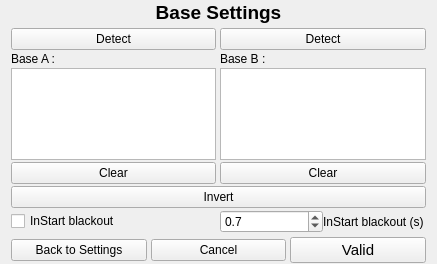
jomarin38/F3FChrono, file F3FChrono/gui/WSettingsBase.ui: the form before one commit.
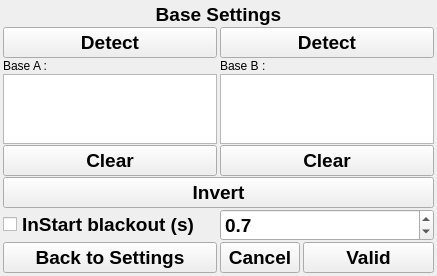
The form after the commit.

Commit message: gui - remove time laps gui - chrono time without decimal during couting up/down gui - button label increase size and bold gui - refly reset ui, remove next pilot function chrono/gui - refly flag validated process

Patch:
```diff
--- a/F3FChrono/gui/WSettingsBase.ui
+++ b/F3FChrono/gui/WSettingsBase.ui
@@ -20,96 +20,112 @@
    <string>Form</string>
   </property>
   <layout class="QGridLayout" name="gridLayout">
+   <property name="leftMargin">
+    <number>3</number>
+   </property>
    <property name="topMargin">
-    <number>1</number>
+    <number>3</number>
+   </property>
+   <property name="rightMargin">
+    <number>3</number>
    </property>
    <property name="bottomMargin">
-    <number>1</number>
+    <number>3</number>
    </property>
-   <property name="spacing">
+   <property name="horizontalSpacing">
     <number>3</number>
    </property>
-   <item row="0" column="0">
-    <layout class="QVBoxLayout" name="verticalLayout" stretch="0,0,0">
-     <property name="spacing">
-      <number>4</number>
-     </property>
-     <property name="sizeConstraint">
-      <enum>QLayout::SetDefaultConstraint</enum>
-     </property>
-     <item>
-      <layout class="QHBoxLayout" name="horizontalLayout_2">
-       <property name="spacing">
-        <number>2</number>
-       </property>
-       <property name="sizeConstraint">
-        <enum>QLayout::SetDefaultConstraint</enum>
-       </property>
-       <item>
-        <widget class="QLabel" name="label">
-         <property name="font">
-          <font>
-           <pointsize>14</pointsize>
-           <weight>75</weight>
-           <bold>true</bold>
-          </font>
-         </property>
-         <property name="text">
-          <string>Base Settings</string>
-         </property>
-         <property name="alignment">
-          <set>Qt::AlignCenter</set>
-         </property>
-        </widget>
-       </item>
-      </layout>
-     </item>
-     <item>
-      <layout class="QGridLayout" name="gridLayout_2">
        <property name="verticalSpacing">
-        <number>2</number>
-       </property>
-       <item row="0" column="0">
+    <number>1</number>
+   </property>
+   <item row="1" column="0">
         <widget class="QPushButton" name="buttonBaseADetect">
+     <property name="font">
+      <font>
+       <pointsize>14</pointsize>
+       <weight>75</weight>
+       <bold>true</bold>
+      </font>
+     </property>
          <property name="text">
           <string>Detect</string>
          </property>
         </widget>
        </item>
-       <item row="1" column="1">
-        <widget class="QLabel" name="baseB_label">
-         <property name="sizePolicy">
-          <sizepolicy hsizetype="Fixed" vsizetype="Preferred">
-           <horstretch>0</horstretch>
-           <verstretch>0</verstretch>
-          </sizepolicy>
-         </property>
-         <property name="minimumSize">
-          <size>
-           <width>2</width>
-           <height>0</height>
-          </size>
-         </property>
-         <property name="text">
-          <string>Base B : </string>
-         </property>
-        </widget>
-       </item>
-       <item row="3" column="1">
-        <widget class="QPushButton" name="buttonClearB">
-         <property name="text">
-          <string>Clear</string>
-         </property>
-        </widget>
-       </item>
-       <item row="3" column="0">
+   <item row="4" column="0">
         <widget class="QPushButton" name="buttonClearA">
+     <property name="font">
+      <font>
+       <pointsize>14</pointsize>
+       <weight>75</weight>
+       <bold>true</bold>
+      </font>
+     </property>
          <property name="text">
           <string>Clear</string>
          </property>
         </widget>
        </item>
-       <item row="1" column="0">
+   <item row="3" column="0">
+    <widget class="QListWidget" name="listWidget_baseA">
+     <property name="sizePolicy">
+      <sizepolicy hsizetype="Expanding" vsizetype="Expanding">
+       <horstretch>0</horstretch>
+       <verstretch>0</verstretch>
+      </sizepolicy>
+     </property>
+     <property name="font">
+      <font>
+       <pointsize>14</pointsize>
+       <weight>75</weight>
+       <bold>true</bold>
+      </font>
+     </property>
+    </widget>
+   </item>
+   <item row="6" column="0">
+    <widget class="QCheckBox" name="inStartBlackOut">
+     <property name="font">
+      <font>
+       <pointsize>14</pointsize>
+       <weight>75</weight>
+       <bold>true</bold>
+      </font>
+     </property>
+     <property name="text">
+      <string>InStart blackout (s)</string>
+     </property>
+    </widget>
+   </item>
+   <item row="7" column="0">
+    <widget class="QPushButton" name="btn_back">
+     <property name="font">
+      <font>
+       <pointsize>14</pointsize>
+       <weight>75</weight>
+       <bold>true</bold>
+      </font>
+     </property>
+     <property name="text">
+      <string>Back to Settings</string>
+     </property>
+    </widget>
+   </item>
+   <item row="7" column="1">
+    <widget class="QPushButton" name="btn_cancel">
+     <property name="font">
+      <font>
+       <pointsize>14</pointsize>
+       <weight>75</weight>
+       <bold>true</bold>
+      </font>
+     </property>
+     <property name="text">
+      <string>Cancel</string>
+     </property>
+    </widget>
+   </item>
+   <item row="2" column="0">
         <widget class="QLabel" name="baseA_label">
          <property name="sizePolicy">
           <sizepolicy hsizetype="Fixed" vsizetype="Preferred">
@@ -128,14 +144,40 @@
          </property>
         </widget>
        </item>
-       <item row="0" column="1">
-        <widget class="QPushButton" name="buttonBaseBDetect">
-         <property name="text">
-          <string>Detect</string>
-         </property>
-        </widget>
-       </item>
        <item row="2" column="1">
+    <widget class="QLabel" name="baseB_label">
+     <property name="sizePolicy">
+      <sizepolicy hsizetype="Fixed" vsizetype="Preferred">
+       <horstretch>0</horstretch>
+       <verstretch>0</verstretch>
+      </sizepolicy>
+     </property>
+     <property name="minimumSize">
+      <size>
+       <width>2</width>
+       <height>0</height>
+      </size>
+     </property>
+     <property name="text">
+      <string>Base B : </string>
+     </property>
+    </widget>
+   </item>
+   <item row="7" column="2">
+    <widget class="QPushButton" name="btn_valid">
+     <property name="font">
+      <font>
+       <pointsize>14</pointsize>
+       <weight>75</weight>
+       <bold>true</bold>
+      </font>
+     </property>
+     <property name="text">
+      <string>Valid</string>
+     </property>
+    </widget>
+   </item>
+   <item row="3" column="1" colspan="2">
         <widget class="QListWidget" name="listWidget_baseB">
          <property name="sizePolicy">
           <sizepolicy hsizetype="Expanding" vsizetype="Expanding">
@@ -143,29 +185,83 @@
            <verstretch>0</verstretch>
           </sizepolicy>
          </property>
-        </widget>
-       </item>
-       <item row="2" column="0">
-        <widget class="QListWidget" name="listWidget_baseA">
-         <property name="sizePolicy">
-          <sizepolicy hsizetype="Expanding" vsizetype="Expanding">
-           <horstretch>0</horstretch>
-           <verstretch>0</verstretch>
-          </sizepolicy>
-         </property>
-        </widget>
-       </item>
-       <item row="4" column="0" colspan="2">
+     <property name="font">
+      <font>
+       <pointsize>14</pointsize>
+       <weight>75</weight>
+       <bold>true</bold>
+      </font>
+     </property>
+    </widget>
+   </item>
+   <item row="1" column="1" colspan="2">
+    <widget class="QPushButton" name="buttonBaseBDetect">
+     <property name="font">
+      <font>
+       <pointsize>14</pointsize>
+       <weight>75</weight>
+       <bold>true</bold>
+      </font>
+     </property>
+     <property name="text">
+      <string>Detect</string>
+     </property>
+    </widget>
+   </item>
+   <item row="0" column="0" colspan="3">
+    <widget class="QLabel" name="label">
+     <property name="font">
+      <font>
+       <pointsize>14</pointsize>
+       <weight>75</weight>
+       <bold>true</bold>
+      </font>
+     </property>
+     <property name="text">
+      <string>Base Settings</string>
+     </property>
+     <property name="alignment">
+      <set>Qt::AlignCenter</set>
+     </property>
+    </widget>
+   </item>
+   <item row="4" column="1" colspan="2">
+    <widget class="QPushButton" name="buttonClearB">
+     <property name="font">
+      <font>
+       <pointsize>14</pointsize>
+       <weight>75</weight>
+       <bold>true</bold>
+      </font>
+     </property>
+     <property name="text">
+      <string>Clear</string>
+     </property>
+    </widget>
+   </item>
+   <item row="5" column="0" colspan="3">
         <widget class="QPushButton" name="buttonInvert">
+     <property name="font">
+      <font>
+       <pointsize>14</pointsize>
+       <weight>75</weight>
+       <bold>true</bold>
+      </font>
+     </property>
          <property name="text">
           <string>Invert</string>
          </property>
         </widget>
        </item>
-       <item row="5" column="1">
-        <layout class="QHBoxLayout" name="horizontalLayout_24">
-         <item>
+   <item row="6" column="1" colspan="2">
           <widget class="QDoubleSpinBox" name="inStartBlackOut_second">
+     <property name="font">
+      <font>
+       <pointsize>14</pointsize>
+       <weight>75</weight>
+       <bold>true</bold>
+      </font>
+     </property>
            <property name="decimals">
             <number>1</number>
            </property>
@@ -177,63 +273,8 @@
            </property>
           </widget>
          </item>
-         <item>
-          <widget class="QLabel" name="label_22">
-           <property name="text">
-            <string>InStart blackout (s)</string>
-           </property>
-          </widget>
-         </item>
-        </layout>
-       </item>
-       <item row="5" column="0">
-        <widget class="QCheckBox" name="inStartBlackOut">
-         <property name="text">
-          <string>InStart blackout</string>
-         </property>
-        </widget>
-       </item>
-      </layout>
-     </item>
-     <item>
-      <layout class="QHBoxLayout" name="horizontalLayout">
-       <item>
-        <widget class="QPushButton" name="btn_back">
-         <property name="text">
-          <string>Back to Settings</string>
-         </property>
-        </widget>
-       </item>
-       <item>
-        <widget class="QPushButton" name="btn_cancel">
-         <property name="text">
-          <string>Cancel</string>
-         </property>
-        </widget>
-       </item>
-       <item>
-        <widget class="QPushButton" name="btn_valid">
-         <property name="font">
-          <font>
-           <pointsize>11</pointsize>
-          </font>
-         </property>
-         <property name="text">
-          <string>Valid</string>
-         </property>
-        </widget>
-       </item>
-      </layout>
-     </item>
-    </layout>
-   </item>
-  </layout>
- </widget>
- <tabstops>
-  <tabstop>btn_back</tabstop>
-  <tabstop>btn_cancel</tabstop>
-  <tabstop>btn_valid</tabstop>
- </tabstops>
+  </layout>
+ </widget>
  <resources/>
  <connections/>
 </ui>
```
Lines whose indentation alone changed are shown as unchanged. The commit also changes 26 other files.
